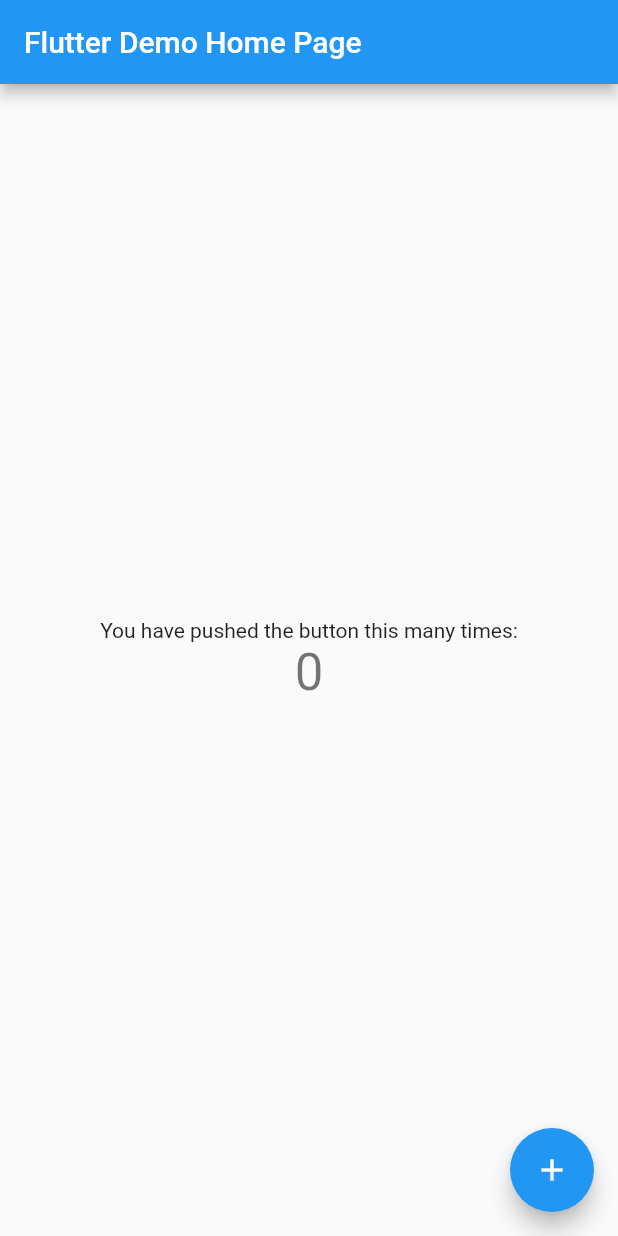
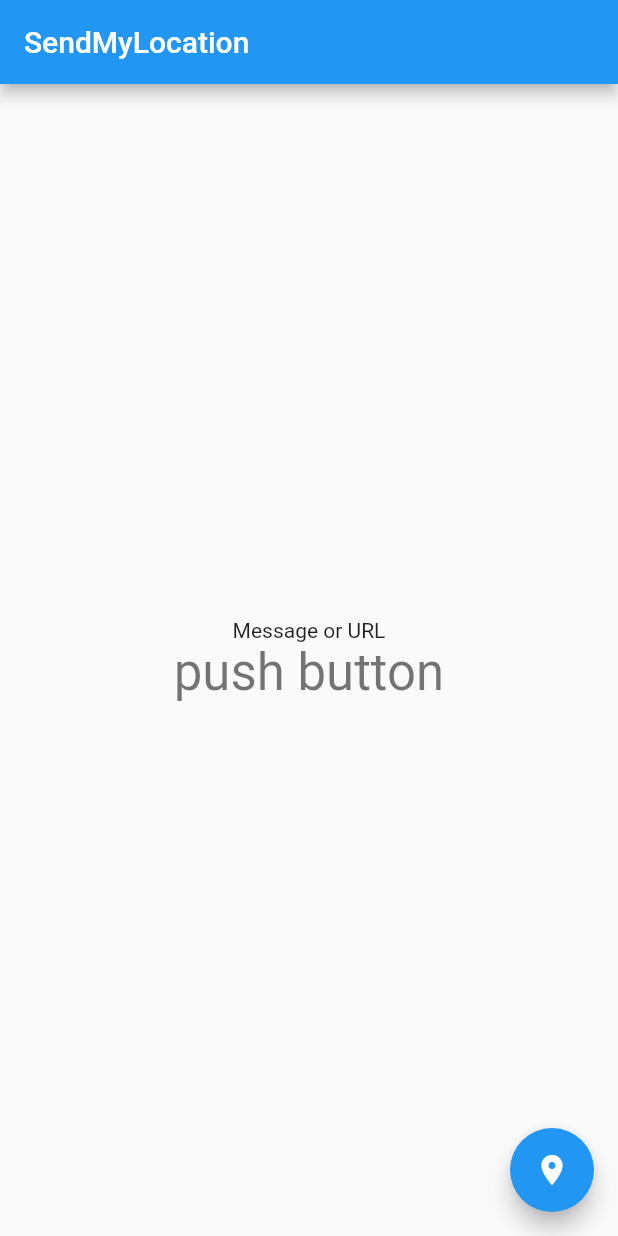
Before and after one commit to ttanimu/inform_mylocation, a Flutter app: the screen it shows after launch, on a phone screen of 412 x 824 dp. Run offline on Flutter 3.47's test engine with Material 2 defaults, Android fonts, the phone set to English and light mode, and no system bars; our stand-ins replace geolocator.

Commit message:
Created Android app using Flutter.

```diff
--- a/flutter/sendmylocation/lib/main.dart
+++ b/flutter/sendmylocation/lib/main.dart
@@ -1,4 +1,7 @@
+import 'dart:async';
 import 'package:flutter/material.dart';
+import 'package:geolocator/geolocator.dart';
+import 'package:http/http.dart' as http;
 
 void main() {
   runApp(MyApp());
@@ -9,7 +12,7 @@ class MyApp extends StatelessWidget {
   @override
   Widget build(BuildContext context) {
     return MaterialApp(
-      title: 'Flutter Demo',
+      title: 'SendMyLocation',
       theme: ThemeData(
         // This is the theme of your application.
         //
@@ -22,7 +25,8 @@ class MyApp extends StatelessWidget {
         // is not restarted.
         primarySwatch: Colors.blue,
       ),
-      home: MyHomePage(title: 'Flutter Demo Home Page'),
+      home: MyHomePage(title: 'SendMyLocation'),
+      debugShowCheckedModeBanner: false,
     );
   }
 }
@@ -46,17 +50,63 @@ class MyHomePage extends StatefulWidget {
 }
 
 class _MyHomePageState extends State<MyHomePage> {
-  int _counter = 0;
+  String _msg = "";
 
-  void _incrementCounter() {
+  Future<void> _getLocation() async {
+    Position position = await Geolocator.getCurrentPosition(
+        desiredAccuracy: LocationAccuracy.high);
+    _sendLocation(position);
     setState(() {
-      // This call to setState tells the Flutter framework that something has
-      // changed in this State, which causes it to rerun the build method below
-      // so that the display can reflect the updated values. If we changed
-      // _counter without calling setState(), then the build method would not be
-      // called again, and so nothing would appear to happen.
-      _counter++;
+      _msg = position.toString();
     });
+  }
+
+  Future<void> _sendLocation(Position position) async {
+    Uri url = Uri.parse('https://<server name>/mylocation/setlocation.php?'
+        'x=${position.longitude.toString()}&y=${position.latitude.toString()}');
+    http.Response response = await http.get(url);
+    setState(() {
+      _msg = url.toString();
+    });
+  }
+
+  Future<void> checkLocationService() async {
+    bool srvLoc;
+    LocationPermission prm;
+    String msg;
+
+    srvLoc = await Geolocator.isLocationServiceEnabled();
+    if(!srvLoc){
+      msg='Location services : disabled';
+      return;
+    }
+    prm = await Geolocator.checkPermission();
+    if (prm == LocationPermission.denied) {
+      prm = await Geolocator.requestPermission();
+      if (prm == LocationPermission.denied) {
+        msg='Location permissions : denied';
+      }
+    }
+    msg='push button';
+    setState(() {
+      _msg = msg;
+    });
+  }
+
+  @override
+  void initState() {
+    // TODO: implement initState
+    super.initState();
+    checkLocationService();
+    StreamSubscription<Position> ps = Geolocator.getPositionStream(
+      desiredAccuracy: LocationAccuracy.high,
+      distanceFilter: 10,
+      intervalDuration: Duration(seconds: 10),
+    ).listen(
+            (Position position) {
+          _sendLocation(position);
+        }
+    );
   }
 
   @override
@@ -94,19 +144,19 @@ class _MyHomePageState extends State<MyHomePage> {
           mainAxisAlignment: MainAxisAlignment.center,
           children: <Widget>[
             Text(
-              'You have pushed the button this many times:',
+              'Message or URL',
             ),
             Text(
-              '$_counter',
+              '$_msg',
               style: Theme.of(context).textTheme.headline4,
             ),
           ],
         ),
       ),
       floatingActionButton: FloatingActionButton(
-        onPressed: _incrementCounter,
-        tooltip: 'Increment',
-        child: Icon(Icons.add),
+        onPressed: _getLocation,
+        tooltip: 'Get&send Location',
+        child: Icon(Icons.location_on),
       ), // This trailing comma makes auto-formatting nicer for build methods.
     );
   }
--- a/flutter/sendmylocation/pubspec.yaml
+++ b/flutter/sendmylocation/pubspec.yaml
@@ -23,7 +23,8 @@ environment:
 dependencies:
   flutter:
     sdk: flutter
-
+  geolocator:
+  http:
 
   # The following adds the Cupertino Icons font to your application.
   # Use with the CupertinoIcons class for iOS style icons.
```
Also changed, not shown: flutter/sendmylocation/pubspec.lock, 2 other files.
